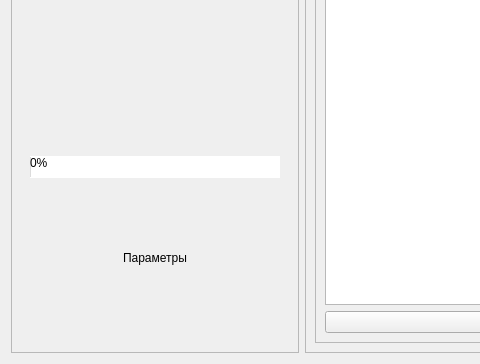
The window that main_form_lay_seed.ui (onoregleb/ror-tool_seed) describes before a commit, drawn with Qt 5; both pictures show x 0 to 480 and y 479 to 843 of the 1288 by 843 pixel window.
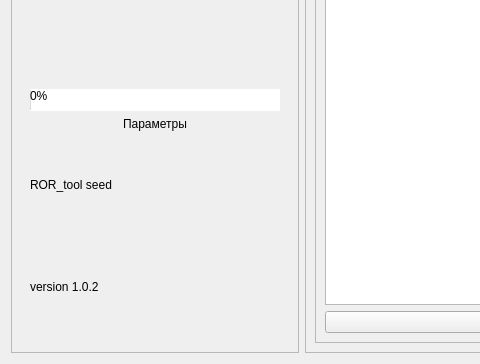
The same window after the commit. Icons and pictures are not drawn.

Commit message: fix plot's update; add new version modelsweight.pt

The edit to the form file:
```diff
--- a/main_form_lay_seed.ui
+++ b/main_form_lay_seed.ui
@@ -261,6 +261,26 @@
            </property>
           </widget>
          </item>
+         <item>
+          <widget class="QLabel" name="label">
+           <property name="styleSheet">
+            <string notr="true">font: 10pt &quot;MS Shell Dlg 2&quot;;</string>
+           </property>
+           <property name="text">
+            <string>ROR_tool seed</string>
+           </property>
+          </widget>
+         </item>
+         <item>
+          <widget class="QLabel" name="version">
+           <property name="styleSheet">
+            <string notr="true">font: 10pt &quot;MS Shell Dlg 2&quot;;</string>
+           </property>
+           <property name="text">
+            <string>version 1.0.2</string>
+           </property>
+          </widget>
+         </item>
         </layout>
        </widget>
       </item>
```
The commit also changes 3 other files.
